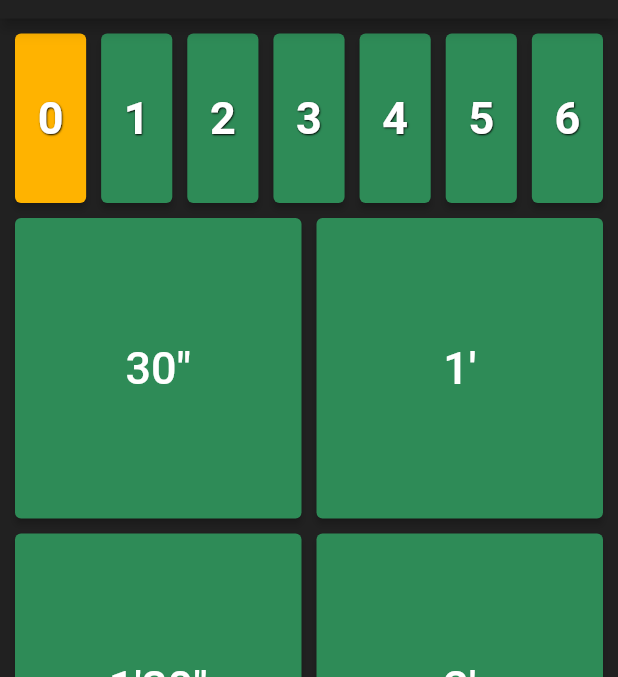
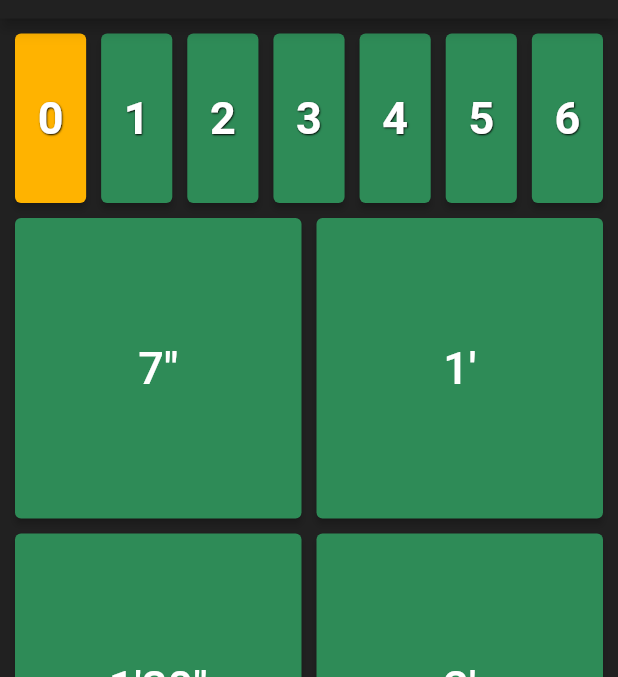
Before and after one commit to Co-Bdt/timer-lafay, a Flutter app: the screen it shows after launch, on a phone screen of 412 x 824 dp, the part 64-741 px from its top. Run offline on Flutter 3.47's test engine with Material 2 defaults, Android fonts, the phone set to English and light mode, and no system bars; our stand-ins replace audioplayers, vibration; missing offline and left inert: audio_session, duration_picker, soundpool.

```diff
--- a/lib/main.dart
+++ b/lib/main.dart
@@ -2,14 +2,18 @@ import 'package:flutter/material.dart';
 import 'package:flutter/services.dart';
 import 'package:stopwatch_lafay/screens/home.dart';
 import 'package:stopwatch_lafay/screens/settings.dart';
-import 'package:stopwatch_lafay/utilities/ring_manager.dart';
+import 'package:stopwatch_lafay/utils/ring_manager.dart';
+import 'package:stopwatch_lafay/utils/vibration_manager.dart';
 
 void main() async {
   WidgetsFlutterBinding.ensureInitialized();
   await SystemChrome.setPreferredOrientations(
       [DeviceOrientation.portraitUp, DeviceOrientation.portraitDown]);
 
+  RingManager.configureAudioSession();
   RingManager.loadRing();
+
+  VibrationManager.configureVibration();
 
   runApp(MaterialApp(
     initialRoute: '/home',
--- a/lib/screens/home.dart
+++ b/lib/screens/home.dart
@@ -1,13 +1,13 @@
 import 'package:flutter/material.dart';
 import 'dart:async';
 import 'package:stopwatch_lafay/models/timer_entity.dart';
-import 'package:stopwatch_lafay/utilities/ring_manager.dart';
+import 'package:stopwatch_lafay/utils/ring_manager.dart';
+import 'package:stopwatch_lafay/utils/vibration_manager.dart';
 import 'package:stopwatch_lafay/widgets/home_app_bar.dart';
 import 'package:stopwatch_lafay/widgets/rep_elevated_button.dart';
 import 'package:stopwatch_lafay/widgets/timer_elevated_button.dart';
 import 'package:audioplayers/audioplayers.dart' as audio_player;
 import 'package:vibration/vibration.dart';
-import 'package:audio_session/audio_session.dart';
 
 class Home extends StatefulWidget {
   const Home({super.key});
@@ -27,15 +27,8 @@ class HomeState extends State<Home> {
   int timerOnInSeconds = 0;
   // object to play sounds from assets
   final player = audio_player.AudioPlayer();
-  // object to handle device's vibration
-  late bool hasVibration;
-  // static Vibration vibration = Vibration();
-  late bool hasAmplitudeControl;
-  // booleans to check if the device has vibration capabilities
-  late bool hasCustomVibrationSupport;
 
-  late AudioSession session;
-
+  // number of reps
   Map<num, bool> reps = {
     0: true,
     1: false,
@@ -45,9 +38,10 @@ class HomeState extends State<Home> {
     5: false,
     6: false
   };
+
   // "device persistent storage using plugins like shared preferences"
   List<TimerEntity> timers = [
-    TimerEntity(30),
+    TimerEntity(7),
     TimerEntity(60),
     TimerEntity(90),
     TimerEntity(120),
@@ -77,26 +71,26 @@ class HomeState extends State<Home> {
   }
 
   Future<void> startTimer() async {
-    await session.setActive(true);
+    await RingManager.session.setActive(true);
     const oneSec = Duration(seconds: 1);
     _timer = Timer.periodic(
       oneSec,
       (Timer timer) async {
         if (timerOnInSeconds == 0) {
-          await session.setActive(false);
+          await RingManager.session.setActive(false);
           setState(() {
             timer.cancel();
             isStopwatchOn = false;
           });
-        } else if (timerOnInSeconds <= 6 && timerOnInSeconds >= 2) {
+        } else if (timerOnInSeconds < 7 && timerOnInSeconds > 1) {
           await RingManager.pool.play(RingManager.soundId);
           setState(() {
             timerOnInSeconds--;
             timerOn = TimerEntity(timerOnInSeconds.toDouble()).getTimer();
             // if vibration checkbox is ticked
-            // if (hasVibration) {
-            //   Vibration.vibrate(duration: 250, amplitude: 128);
-            // }
+            if (VibrationManager.hasVibration) {
+              Vibration.vibrate(amplitude: 128);
+            }
           });
         } else {
           setState(() {
@@ -120,31 +114,6 @@ class HomeState extends State<Home> {
     });
   }
 
-  void checkVibrationCapabilities() async {
-    hasVibration = (await Vibration.hasVibrator())!;
-    hasAmplitudeControl = (await Vibration.hasAmplitudeControl())!;
-    hasCustomVibrationSupport = (await Vibration.hasCustomVibrationsSupport())!;
-  }
-
-  void configureAudioSession() async {
-    session = await AudioSession.instance;
-    await session.configure(const AudioSessionConfiguration(
-      avAudioSessionCategory: AVAudioSessionCategory.playback,
-      avAudioSessionCategoryOptions: AVAudioSessionCategoryOptions.duckOthers,
-      avAudioSessionMode: AVAudioSessionMode.defaultMode,
-      avAudioSessionRouteSharingPolicy:
-          AVAudioSessionRouteSharingPolicy.defaultPolicy,
-      avAudioSessionSetActiveOptions: AVAudioSessionSetActiveOptions.none,
-      androidAudioAttributes: AndroidAudioAttributes(
-        contentType: AndroidAudioContentType.music,
-        flags: AndroidAudioFlags.none,
-        usage: AndroidAudioUsage.media,
-      ),
-      androidAudioFocusGainType: AndroidAudioFocusGainType.gainTransientMayDuck,
-      androidWillPauseWhenDucked: true,
-    ));
-  }
-
   @override
   void dispose() {
     super.dispose();
@@ -155,9 +124,6 @@ class HomeState extends State<Home> {
 
   @override
   Widget build(BuildContext context) {
-    checkVibrationCapabilities();
-    // configureAudioSession();
-
     return Scaffold(
         backgroundColor: Colors.grey[900],
         appBar: const HomeAppBar(),
@@ -165,9 +131,7 @@ class HomeState extends State<Home> {
             mainAxisAlignment: MainAxisAlignment.spaceEvenly,
             crossAxisAlignment: CrossAxisAlignment.stretch,
             children: [
-              Visibility(
-                visible: true,
-                child: Expanded(
+              Expanded(
                 flex: 8,
                 child: Container(
                   margin: const EdgeInsets.fromLTRB(5, 10, 5, 0),
@@ -221,10 +185,8 @@ class HomeState extends State<Home> {
                   ),
                 ),
               ),
-              ),
-              Visibility(
-                  visible: isStopwatchOn ? false : true,
-                  child: Flexible(
+              if (!isStopwatchOn) ...[
+                Flexible(
                     flex: 14,
                     fit: FlexFit.tight,
                     child: Container(
@@ -247,10 +209,8 @@ class HomeState extends State<Home> {
                           )
                         ],
                       ),
-                      ))),
-              Visibility(
-                visible: isStopwatchOn ? false : true,
-                child: Flexible(
+                    )),
+                Flexible(
                     flex: 14,
                     fit: FlexFit.tight,
                     child: Container(
@@ -274,10 +234,7 @@ class HomeState extends State<Home> {
                         ],
                       ),
                     )),
-              ),
-              Visibility(
-                visible: isStopwatchOn ? false : true,
-                child: Flexible(
+                Flexible(
                   flex: 14,
                   fit: FlexFit.tight,
                   child: Container(
@@ -301,22 +258,19 @@ class HomeState extends State<Home> {
                         ],
                       )),
                 ),
-              ),
-              Visibility(
-                  visible: isStopwatchOn ? true : false,
-                  child: Expanded(
+              ],
+              if (isStopwatchOn) ...[
+                Expanded(
                   flex: 21,
                   child: Container(
                       alignment: Alignment.center,
                       child: (Text(
                         timerOn,
-                          style: const TextStyle(
-                              color: Colors.white, fontSize: 60),
+                        style:
+                            const TextStyle(color: Colors.white, fontSize: 60),
                       ))),
-                  )),
-              Visibility(
-                visible: isStopwatchOn ? true : false,
-                child: Expanded(
+                ),
+                Expanded(
                   flex: 21,
                   child: ElevatedButton(
                       onPressed: () {
@@ -336,7 +290,7 @@ class HomeState extends State<Home> {
                         style: TextStyle(fontSize: 40),
                       )),
                 ),
-              ),
+              ],
             ]));
   }
 }
--- a/lib/utilities/ring_manager.dart
+++ /dev/null
@@ -1,18 +0,0 @@
-import 'package:flutter/services.dart';
-import 'package:soundpool/soundpool.dart';
-
-class RingManager {
-  static Soundpool pool = Soundpool.fromOptions(
-      options: const SoundpoolOptions(streamType: StreamType.ring));
-
-  static const ring =
-      'packages/stopwatch_lafay/assets/audio/mixkit-plastic-bubble-click-1124-short.wav';
-  static int soundId = 0;
-
-  // pre-load audio file to avoid getting a delay when playing it
-  static void loadRing() async {
-    soundId = await rootBundle.load(ring).then((ByteData soundData) {
-      return pool.load(soundData);
-    });
-  }
-}
--- /dev/null
+++ b/lib/utils/ring_manager.dart
@@ -0,0 +1,41 @@
+import 'package:audio_session/audio_session.dart';
+import 'package:flutter/services.dart';
+import 'package:soundpool/soundpool.dart';
+
+class RingManager {
+  static late AudioSession session;
+
+  static Soundpool pool = Soundpool.fromOptions(
+      options: const SoundpoolOptions(streamType: StreamType.ring));
+
+  static const ring =
+      'packages/stopwatch_lafay/assets/audio/mixkit-plastic-bubble-click-1124-short.wav';
+  static int soundId = 0;
+
+  static Future<AudioSession> configureAudioSession() async {
+    session = await AudioSession.instance;
+    await session.configure(const AudioSessionConfiguration(
+      avAudioSessionCategory: AVAudioSessionCategory.playback,
+      avAudioSessionCategoryOptions: AVAudioSessionCategoryOptions.duckOthers,
+      avAudioSessionMode: AVAudioSessionMode.defaultMode,
+      avAudioSessionRouteSharingPolicy:
+          AVAudioSessionRouteSharingPolicy.defaultPolicy,
+      avAudioSessionSetActiveOptions: AVAudioSessionSetActiveOptions.none,
+      androidAudioAttributes: AndroidAudioAttributes(
+        contentType: AndroidAudioContentType.music,
+        flags: AndroidAudioFlags.none,
+        usage: AndroidAudioUsage.media,
+      ),
+      androidAudioFocusGainType: AndroidAudioFocusGainType.gainTransientMayDuck,
+      androidWillPauseWhenDucked: true,
+    ));
+    return session;
+  }
+
+  // pre-load audio file to avoid getting a delay when playing it
+  static void loadRing() async {
+    soundId = await rootBundle.load(ring).then((ByteData soundData) {
+      return pool.load(soundData);
+    });
+  }
+}
--- /dev/null
+++ b/lib/utils/vibration_manager.dart
@@ -0,0 +1,19 @@
+import 'package:vibration/vibration.dart';
+
+class VibrationManager {
+  // object to handle device's vibration
+  static late bool hasVibration;
+  // static Vibration vibration = Vibration();
+  static late bool hasAmplitudeControl;
+  // booleans to check if the device has vibration capabilities
+  static late bool hasCustomVibrationSupport;
+
+  static configureVibration() async {
+    // check if the device has vibration capabilities
+    hasVibration = (await Vibration.hasVibrator())!;
+    // check if the device has amplitude control
+    hasAmplitudeControl = (await Vibration.hasAmplitudeControl())!;
+    // check if the device has custom vibration support
+    hasCustomVibrationSupport = (await Vibration.hasCustomVibrationsSupport())!;
+  }
+}
```
Also changed, not shown: lib/screens/settings.dart (+6 -7 lines), lib/widgets/home_app_bar.dart (+3 -5 lines), lib/widgets/timer_picker_button.dart (+3 -5 lines). Lines whose indentation alone changed are shown as unchanged.
